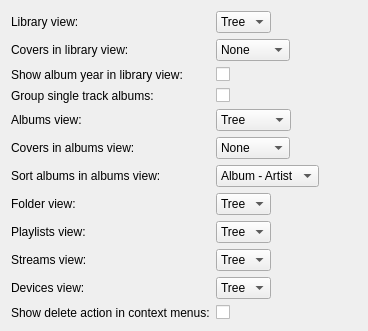
Old version of the form gui/interfacesettings.ui in the repository polpo/cantata-mac.
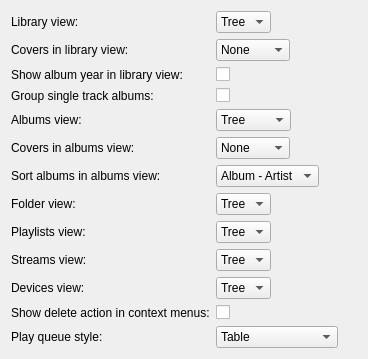
New version of the form.

Commit message: Grouped play queue :-)

Diff of the .ui file:
```diff
--- a/gui/interfacesettings.ui
+++ b/gui/interfacesettings.ui
@@ -309,6 +309,30 @@
      </property>
     </widget>
    </item>
+   <item row="12" column="0">
+    <widget class="QLabel" name="groupedPlayQueueLabel">
+     <property name="text">
+      <string>Play queue style:</string>
+     </property>
+     <property name="buddy">
+      <cstring>groupedPlayQueue</cstring>
+     </property>
+    </widget>
+   </item>
+   <item row="12" column="1">
+    <widget class="QComboBox" name="groupedPlayQueue">
+     <item>
+      <property name="text">
+       <string>Table</string>
+      </property>
+     </item>
+     <item>
+      <property name="text">
+       <string>Grouped Albums</string>
+      </property>
+     </item>
+    </widget>
+   </item>
   </layout>
  </widget>
  <tabstops>
```
Left out of the diff: 1 changed line with no effect on the pictures. The commit also changes 19 other files.
